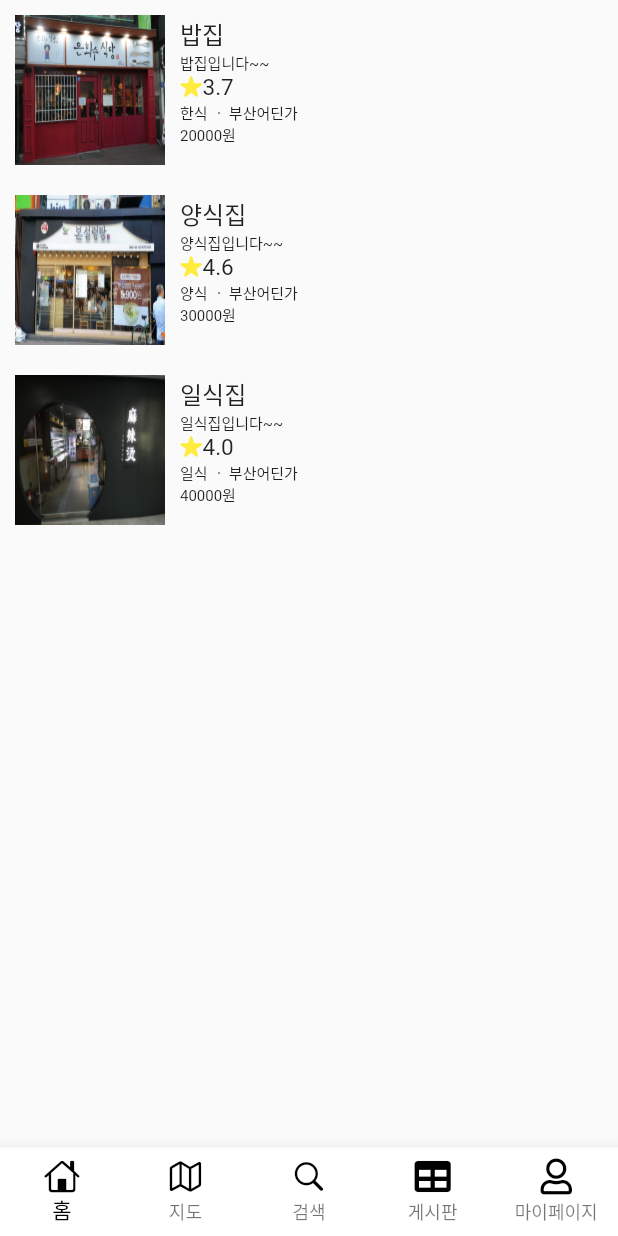
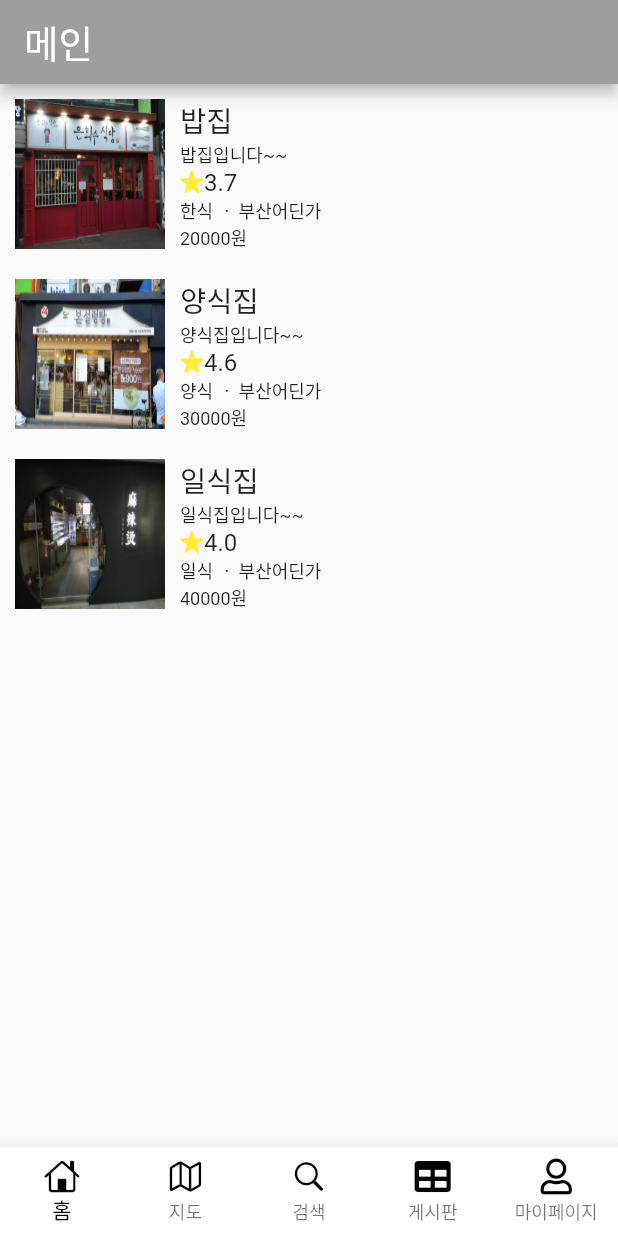
Before and after one commit to tlswodn205/mubwara, a Flutter app: the screen it shows after launch, on a phone screen of 412 x 824 dp. Run offline on Flutter 3.47's test engine with Material 2 defaults, Android fonts, the light colour scheme and no system bars; our stand-ins replace firebase_core, flutter_riverpod, font_awesome_flutter; accounts and stored records are empty.

```diff
--- a/lib/views/component/shop_list_item.dart
+++ b/lib/views/component/shop_list_item.dart
@@ -37,22 +37,22 @@ class ShopListItem extends StatelessWidget {
                   children: [
                     Text(
                       shopList[listIndex].shop_name,
-                      style: TextStyle(fontSize: 16),
+                      style: TextStyle(fontSize: 19),
                     ),
                     Text(
                       "${shopList[listIndex].information}",
-                      style: TextStyle(fontSize: 10),
+                      style: TextStyle(fontSize: 12),
                     ),
                     Row(
                       children: [
                         Icon(
                           CupertinoIcons.star_fill,
-                          size: 15,
+                          size: 16,
                           color: Colors.yellow,
                         ),
                         Text(
                           "${shopList[listIndex].review_score}",
-                          style: TextStyle(fontSize: 15),
+                          style: TextStyle(fontSize: 16),
                         ),
                       ],
                     ),
@@ -60,21 +60,21 @@ class ShopListItem extends StatelessWidget {
                       children: [
                         Text(
                           "${shopList[listIndex].category}",
-                          style: TextStyle(fontSize: 10),
+                          style: TextStyle(fontSize: 12),
                         ),
                         Text(
                           " ㆍ ",
-                          style: TextStyle(fontSize: 10),
+                          style: TextStyle(fontSize: 12),
                         ),
                         Text(
                           "${shopList[listIndex].address}",
-                          style: TextStyle(fontSize: 10),
+                          style: TextStyle(fontSize: 12),
                         ),
                       ],
                     ),
                     Text(
                       "${shopList[listIndex].price}원",
-                      style: TextStyle(fontSize: 10),
+                      style: TextStyle(fontSize: 12),
                     ),
                   ],
                 ),
--- a/lib/views/page/main_page/main_page.dart
+++ b/lib/views/page/main_page/main_page.dart
@@ -1,4 +1,5 @@
 import 'package:flutter/material.dart';
+import 'package:mubwara/views/component/basic_appbar.dart';
 import '../../component/bottom_nav_bar.dart';
 import 'component/main_body.dart';
 
@@ -19,6 +20,13 @@ class _mainPageState extends State<MainPage> {
   @override
   Widget build(BuildContext context) {
     return Scaffold(
+      appBar: AppBar(
+        title: Text(
+          "메인",
+          style: TextStyle(fontSize: 25),
+        ),
+        backgroundColor: Colors.grey,
+      ),
       body: MainBody(selectedIndex: _selectedIndex),
       bottomNavigationBar: BottomNavBar(
         selectedIndex: _selectedIndex,
```
Also changed, not shown: lib/views/component/basic_appbar.dart (added, +17 -0 lines), lib/views/page/my_page/my_page.dart (+87 -2 lines).
